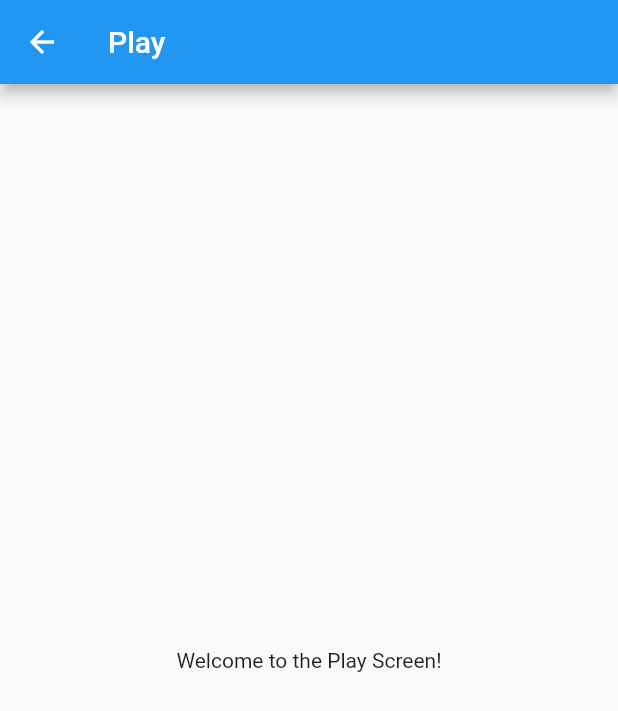
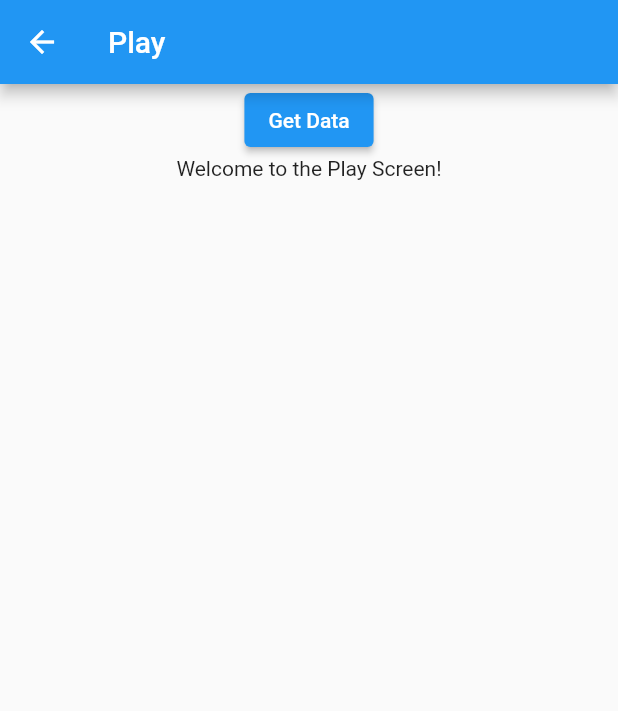
Before and after one commit to Code-Flutter/Census_App, a Flutter app: the Play screen opened directly, on a phone screen of 412 x 824 dp. Shown: the top 711 px of the screen. Run offline on Flutter 3.47's test engine with Material 2 defaults, Android fonts, the phone set to English and light mode, and no system bars; our stand-ins replace animated_text_kit, cloud_firestore, curved_navigation_bar, firebase_auth, firebase_core, liquid_progress_indicator_v2; accounts and stored records are empty.

Commit message:
Implemented Data Fetch from FireBase Database

```diff
--- a/lib/play.dart
+++ b/lib/play.dart
@@ -1,3 +1,4 @@
+import 'package:census_app/database/database.dart';
 import 'package:flutter/material.dart';
 
 class Play extends StatelessWidget {
@@ -5,12 +6,22 @@ class Play extends StatelessWidget {
 
   @override
   Widget build(BuildContext context) {
+    DatabaseService householdData = DatabaseService();
     return Scaffold(
       appBar: AppBar(
         title: const Text('Play'),
       ),
-      body: const Center(
-        child: Text('Welcome to the Play Screen!'),
+      body: Center(
+        child: Column(
+          children: [
+            ElevatedButton(
+                onPressed: () async {
+                  await householdData.fetchData();
+                },
+                child: Text('Get Data')),
+            Text('Welcome to the Play Screen!'),
+          ],
+        ),
       ),
     );
   }
--- a/lib/profile.dart
+++ b/lib/profile.dart
@@ -16,7 +16,6 @@ class Profile extends StatelessWidget {
 }
 
 class ProfilePage extends StatefulWidget {
-
   @override
   State<ProfilePage> createState() => _ProfilePageState();
 }
```
Also changed, not shown: lib/database/database.dart (+34 -0 lines).
